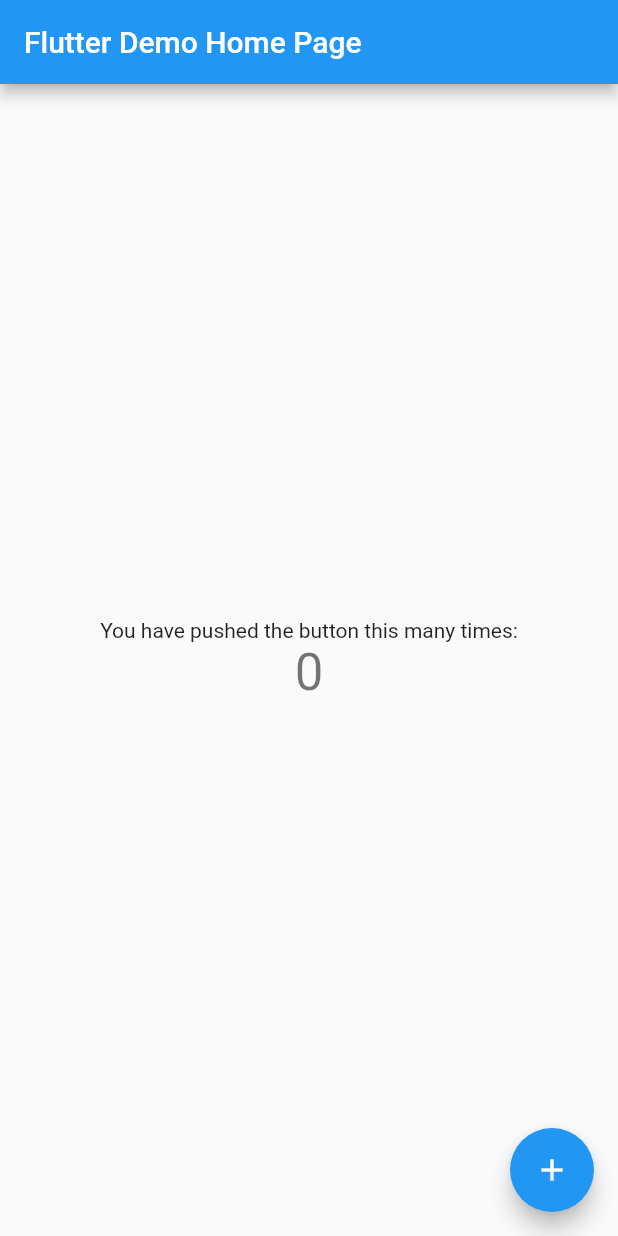
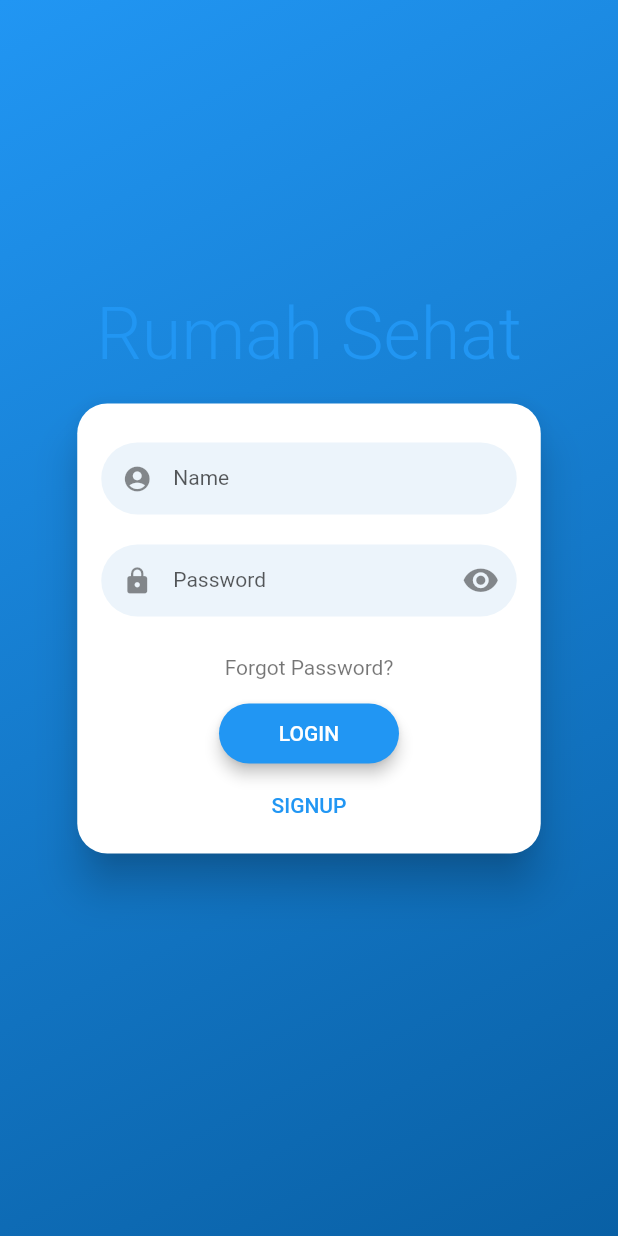
Before and after one commit to Krentt/Kuliah-APAP-RumahSehat, a Flutter app: the screen it shows after launch, on a phone screen of 412 x 824 dp. Run offline on Flutter 3.47's test engine with Material 2 defaults, Android fonts, the phone set to English and light mode, and no system bars; drawn by our look-alikes of flutter_login.

Commit message:
Update sdk and dart version

```diff
--- a/rumah_sehat_app/lib/main.dart
+++ b/rumah_sehat_app/lib/main.dart
@@ -1,115 +1,23 @@
 import 'package:flutter/material.dart';
+import 'package:provider/provider.dart';
+import 'package:rumah_sehat_app/pages/auth_page.dart';
+import 'providers/auth.dart';
 
 void main() {
-  runApp(const MyApp());
+  runApp(MyApp());
 }
 
 class MyApp extends StatelessWidget {
-  const MyApp({Key? key}) : super(key: key);
-
-  // This widget is the root of your application.
   @override
   Widget build(BuildContext context) {
-    return MaterialApp(
-      title: 'Flutter Demo',
-      theme: ThemeData(
-        // This is the theme of your application.
-        //
-        // Try running your application with "flutter run". You'll see the
-        // application has a blue toolbar. Then, without quitting the app, try
-        // changing the primarySwatch below to Colors.green and then invoke
-        // "hot reload" (press "r" in the console where you ran "flutter run",
-        // or simply save your changes to "hot reload" in a Flutter IDE).
-        // Notice that the counter didn't reset back to zero; the application
-        // is not restarted.
-        primarySwatch: Colors.blue,
-      ),
-      home: const MyHomePage(title: 'Flutter Demo Home Page'),
+    // TODO: implement build
+    return  MultiProvider(providers: [
+      ChangeNotifierProvider(create: (ctx) => Authh(),),
+    ],
+        builder: (context, child) => MaterialApp(
+          debugShowCheckedModeBanner: false,
+          home: LoginScreen(),
+        ),
     );
   }
 }
-
-class MyHomePage extends StatefulWidget {
-  const MyHomePage({Key? key, required this.title}) : super(key: key);
-
-  // This widget is the home page of your application. It is stateful, meaning
-  // that it has a State object (defined below) that contains fields that affect
-  // how it looks.
-
-  // This class is the configuration for the state. It holds the values (in this
-  // case the title) provided by the parent (in this case the App widget) and
-  // used by the build method of the State. Fields in a Widget subclass are
-  // always marked "final".
-
-  final String title;
-
-  @override
-  State<MyHomePage> createState() => _MyHomePageState();
-}
-
-class _MyHomePageState extends State<MyHomePage> {
-  int _counter = 0;
-
-  void _incrementCounter() {
-    setState(() {
-      // This call to setState tells the Flutter framework that something has
-      // changed in this State, which causes it to rerun the build method below
-      // so that the display can reflect the updated values. If we changed
-      // _counter without calling setState(), then the build method would not be
-      // called again, and so nothing would appear to happen.
-      _counter++;
-    });
-  }
-
-  @override
-  Widget build(BuildContext context) {
-    // This method is rerun every time setState is called, for instance as done
-    // by the _incrementCounter method above.
-    //
-    // The Flutter framework has been optimized to make rerunning build methods
-    // fast, so that you can just rebuild anything that needs updating rather
-    // than having to individually change instances of widgets.
-    return Scaffold(
-      appBar: AppBar(
-        // Here we take the value from the MyHomePage object that was created by
-        // the App.build method, and use it to set our appbar title.
-        title: Text(widget.title),
-      ),
-      body: Center(
-        // Center is a layout widget. It takes a single child and positions it
-        // in the middle of the parent.
-        child: Column(
-          // Column is also a layout widget. It takes a list of children and
-          // arranges them vertically. By default, it sizes itself to fit its
-          // children horizontally, and tries to be as tall as its parent.
-          //
-          // Invoke "debug painting" (press "p" in the console, choose the
-          // "Toggle Debug Paint" action from the Flutter Inspector in Android
-          // Studio, or the "Toggle Debug Paint" command in Visual Studio Code)
-          // to see the wireframe for each widget.
-          //
-          // Column has various properties to control how it sizes itself and
-          // how it positions its children. Here we use mainAxisAlignment to
-          // center the children vertically; the main axis here is the vertical
-          // axis because Columns are vertical (the cross axis would be
-          // horizontal).
-          mainAxisAlignment: MainAxisAlignment.center,
-          children: <Widget>[
-            const Text(
-              'You have pushed the button this many times:',
-            ),
-            Text(
-              '$_counter',
-              style: Theme.of(context).textTheme.headline4,
-            ),
-          ],
-        ),
-      ),
-      floatingActionButton: FloatingActionButton(
-        onPressed: _incrementCounter,
-        tooltip: 'Increment',
-        child: const Icon(Icons.add),
-      ), // This trailing comma makes auto-formatting nicer for build methods.
-    );
-  }
-}
--- /dev/null
+++ b/rumah_sehat_app/lib/pages/auth_page.dart
@@ -0,0 +1,95 @@
+import 'package:flutter/material.dart';
+import 'package:flutter_login/flutter_login.dart';
+import 'package:provider/provider.dart';
+import 'package:rumah_sehat_app/pages/home_page.dart';
+import 'package:rumah_sehat_app/providers/auth.dart';
+
+const users = const {
+  'dribbble@gmail.com': '12345',
+  'hunter@gmail.com': 'hunter',
+};
+class LoginScreen extends StatefulWidget{
+  @override
+  _LoginScreen createState() => _LoginScreen();
+}
+
+class _LoginScreen extends State<LoginScreen> {
+  Duration get loginTime => Duration(milliseconds: 2250);
+
+  Future<String?> _authUser(LoginData data) {
+    debugPrint('Name: ${data.name}, Password: ${data.password}');
+    return Future.delayed(loginTime).then((_) {
+      if (!users.containsKey(data.name)) {
+        return 'User not exists';
+      }
+      if (users[data.name] != data.password) {
+        return 'Password does not match';
+      }
+      return null;
+    });
+  }
+
+  Future<String?> _signupUser(SignupData data) {
+    debugPrint('Signup Name: ${data.name}, '
+        'Password: ${data.password}, '
+        'Email: ${data.additionalSignupData!["email"]},'
+        'Umur: ${data.additionalSignupData!["umur"]},');
+    return Future.delayed(loginTime).then((_) {
+      Provider.of<Authh>(context, listen: false).signup(data.name, data.password, data.additionalSignupData!["email"], data.additionalSignupData!["umur"]);
+      return null;
+    });
+  }
+
+  Future<String?> _recoverPassword(String name) {
+    debugPrint('Name: $name');
+    return Future.delayed(loginTime).then((_) {
+      if (!users.containsKey(name)) {
+        return 'User not exists';
+      }
+      return null;
+    });
+  }
+
+
+  @override
+  Widget build(BuildContext context) {
+    return FlutterLogin(
+      title: 'Rumah Sehat',
+      onLogin: _authUser,
+      onSignup: _signupUser,
+      userType: LoginUserType.name,
+      userValidator: (value) {
+        if (value == null){
+          return "Tidak boleh kosong!";
+        }
+        return null;
+      },
+      additionalSignupFields: [
+        const UserFormField(
+          keyName: 'email',
+          icon: Icon(Icons.email),
+        ),
+        const UserFormField(
+            keyName: 'Name'),
+        UserFormField(
+          keyName: 'umur',
+          displayName: 'Umur',
+          userType: LoginUserType.phone,
+          icon: Icon(Icons.accessible),
+          fieldValidator: (value) {
+            if (value == null){
+              return "tidak boleh kosong";
+            }
+            return null;
+          },
+        ),
+      ],
+      onSubmitAnimationCompleted: () {
+        Navigator.of(context).pushReplacement(MaterialPageRoute(
+          builder: (context) => HomePage(),
+        ));
+      },
+      onRecoverPassword: _recoverPassword,
+    );
+  }
+}
--- /dev/null
+++ b/rumah_sehat_app/lib/providers/auth.dart
@@ -0,0 +1,17 @@
+import 'dart:convert';
+
+import 'package:flutter/material.dart';
+import 'package:http/http.dart' as http;
+
+class Authh with ChangeNotifier{
+  void signup(String? username, String? password, String? email, String? umur) async{
+    Uri url = Uri.parse("http://10.0.2.2:8080/user/pasien-signup");
+    var response = await http.post(url, body: json.encode({
+      "username": username,
+      "password": password,
+      "email": email,
+      "umurPasien" : umur
+    }));
+    print(json.decode(response.body));
+  }
+}
--- a/rumah_sehat_app/pubspec.yaml
+++ b/rumah_sehat_app/pubspec.yaml
@@ -29,6 +29,11 @@ environment:
 dependencies:
   flutter:
     sdk: flutter
+  http: ^0.13.3
+  intl: ^0.17.0
+  provider: ^6.0.1
+  shared_preferences: ^2.0.5
+  flutter_login: ^4.1.0
 
 
   # The following adds the Cupertino Icons font to your application.
```
Also changed, not shown: rumah_sehat_app/lib/pages/home_page.dart (added, +21 -0 lines), rumah_sehat_app/lib/utilities/constants.dart (added, +24 -0 lines), rumah_sehat_app/pubspec.lock, 5 other files.
